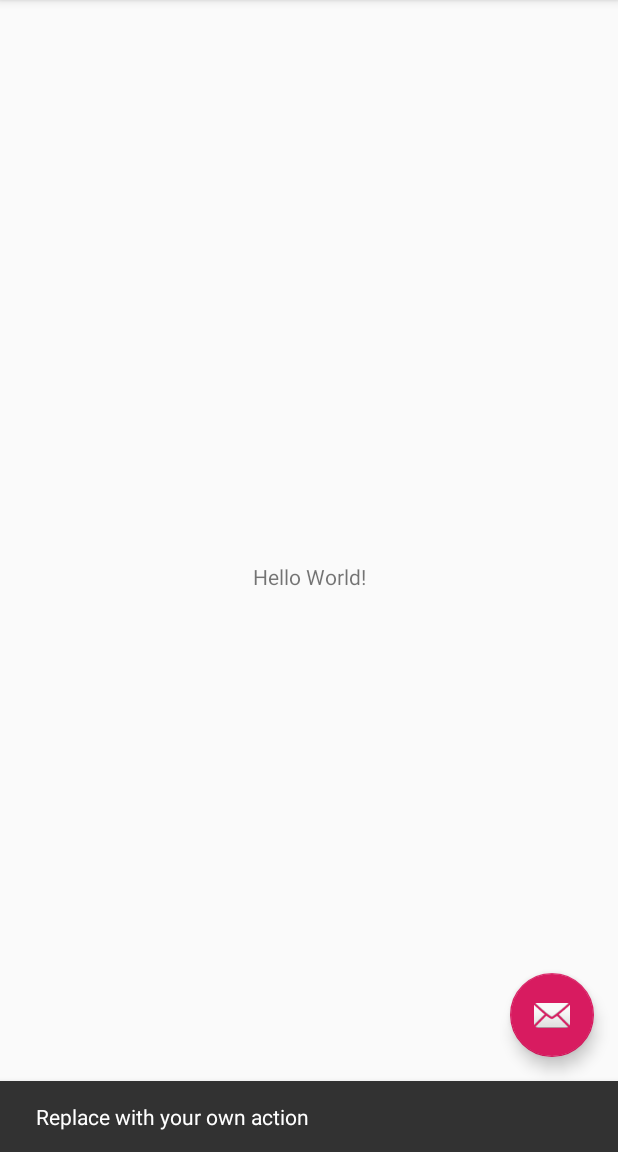
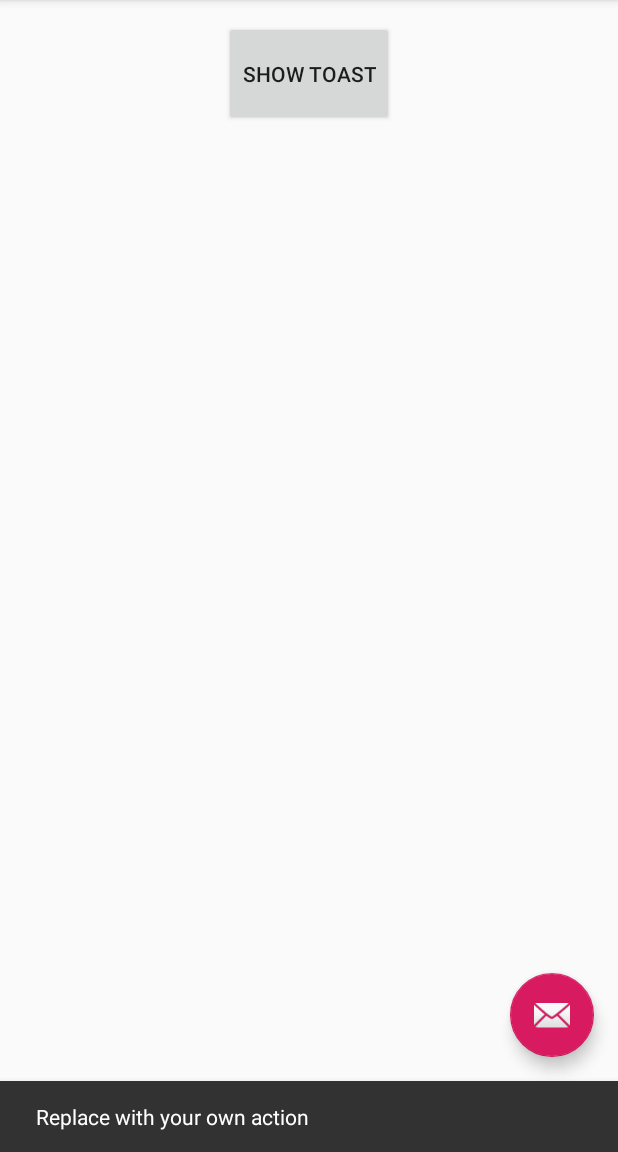
Before and after one commit to TashaB1/HomeWork, an Android app: the screen it shows after launch (MainActivity), after a tap on an icon or button, on a phone screen of 412 x 824 dp, the part 84-1236 px from its top. Run offline under Robolectric (Android 15) with nearby library versions, the phone set to English and light mode, and no system bars.

Commit message:
add button (onclick show Toast)

```diff
--- a/app/src/main/java/com/tashad16a/gmail/homework/MainActivity.kt
+++ b/app/src/main/java/com/tashad16a/gmail/homework/MainActivity.kt
@@ -9,6 +9,7 @@ import android.widget.Toast
 
 import kotlinx.android.synthetic.main.activity_main.*
 import android.view.Gravity
+import android.view.View
 
 
 
@@ -23,15 +24,17 @@ class MainActivity : AppCompatActivity() {
             Snackbar.make(view, "Replace with your own action", Snackbar.LENGTH_LONG)
                 .setAction("Action", null).show()
         }
+    }
+
+    fun showToast(view: View){
         //создаём и отображаем текстовое уведомление
         val toast = Toast.makeText(
             this,
             "Hello world! Good day!",
-            Toast.LENGTH_SHORT  //(По умолчанию) показывает текстовое уведомление на короткий промежуток времени
+            Toast.LENGTH_LONG  //(По умолчанию) показывает текстовое уведомление на короткий промежуток времени
         )
         toast.setGravity(Gravity.CENTER, 0, 0);   //позиция на экране
         toast.show()
-
     }
 
     override fun onCreateOptionsMenu(menu: Menu): Boolean {
--- a/app/src/main/res/layout/activity_main.xml
+++ b/app/src/main/res/layout/activity_main.xml
@@ -6,6 +6,12 @@
         android:layout_width="match_parent"
         android:layout_height="match_parent"
         tools:context=".MainActivity">
+
+    <Button
+            android:text="show Toast"
+            android:layout_height="70dp" android:id="@+id/button4" android:onClick="showToast"
+            android:layout_width="wrap_content" android:gravity="center" android:layout_gravity="center|top"
+            android:layout_marginTop="70dp"/>
 
     <android.support.design.widget.AppBarLayout
             android:layout_height="wrap_content"
@@ -21,8 +27,6 @@
 
     </android.support.design.widget.AppBarLayout>
 
-    <include layout="@layout/content_main"/>
-
     <android.support.design.widget.FloatingActionButton
             android:id="@+id/fab"
             android:layout_width="wrap_content"
```
